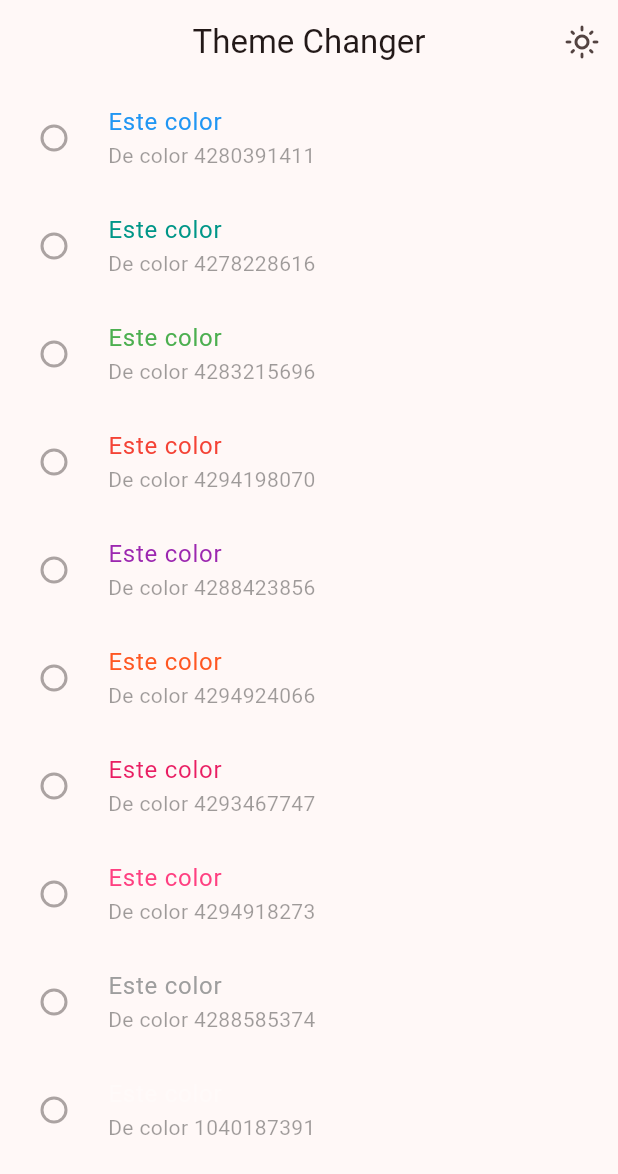
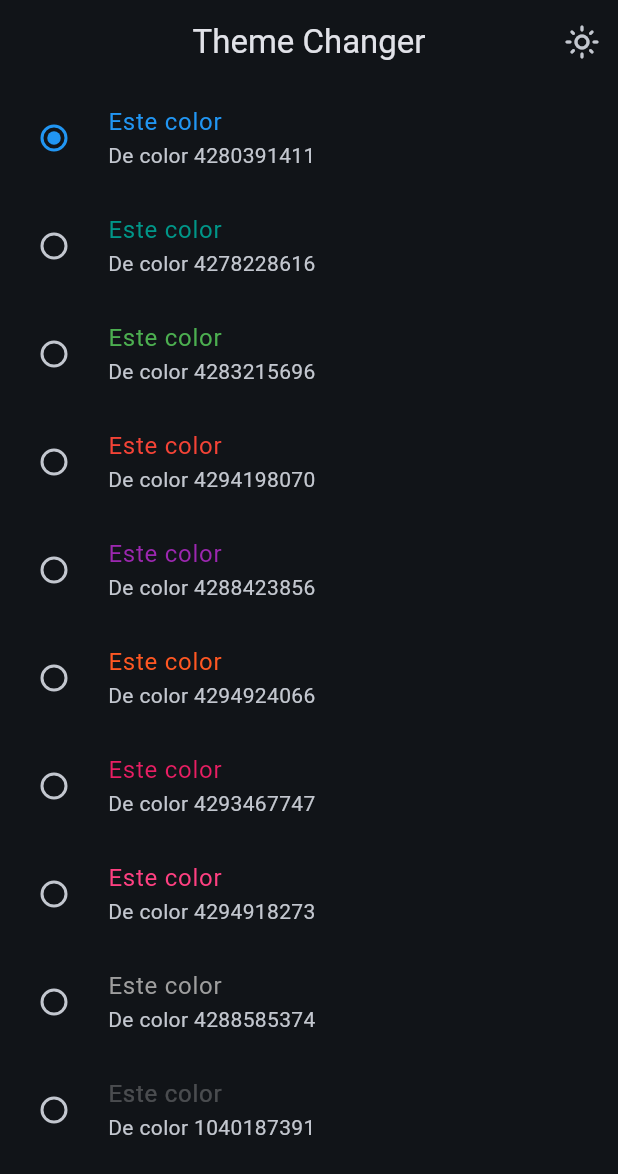
Before and after one commit to dalfonsop/flutter_4_app, a Flutter app: the ThemeChangerScreen screen opened by its route, after a tap on the "dark mode" icon, on a phone screen of 412 x 824 dp. Shown: the top 1174 px of the screen. Run offline on Flutter 3.47's test engine with Material 3 defaults, Android fonts, the phone set to English and light mode, and no system bars; our stand-ins replace animate_do, flutter_riverpod, go_router.

```diff
--- a/widgets_app/lib/config/theme/app_theme.dart
+++ b/widgets_app/lib/config/theme/app_theme.dart
@@ -16,12 +16,14 @@ const colorList = <Color>[
 
 class AppTheme {
   final int selectedColor;
+  final bool  isDarkMode;
 
-  AppTheme({this.selectedColor = 3}):assert(selectedColor >= 0, 'Selected color must be greater than zero'),
+  AppTheme({this.selectedColor = 3 , this.isDarkMode = false}):assert(selectedColor >= 0, 'Selected color must be greater than zero'),
   assert(selectedColor < colorList.length, 'Selected color must be less or equal than ${colorList.length - 1}');
 
   ThemeData getTheme() => ThemeData(
     useMaterial3: true,
+    brightness: isDarkMode ? Brightness.dark : Brightness.light,
     colorSchemeSeed: colorList[selectedColor],
     appBarTheme: AppBarTheme(
       centerTitle: true,
--- a/widgets_app/lib/main.dart
+++ b/widgets_app/lib/main.dart
@@ -2,6 +2,7 @@ import 'package:flutter/material.dart';
 import 'package:flutter_riverpod/flutter_riverpod.dart';
 import 'package:widgets_app/config/router/app_router.dart';
 import 'package:widgets_app/config/theme/app_theme.dart';
+import 'package:widgets_app/presentation/providers/theme_provider.dart';
 
 void main() {
   runApp(ProviderScope(child: MyApp())
@@ -9,17 +10,19 @@ void main() {
   );
 }
 
-class MyApp extends StatelessWidget {
+class MyApp extends ConsumerWidget {
   const MyApp({super.key});
 
   // This widget is the root of your application.
   @override
-  Widget build(BuildContext context) {
+  Widget build(BuildContext context, ref) {
+    final selectedTheme = ref.watch(selectedColorProvider);
+    final isDarkMode= ref.watch(isDarkModeProvider);
     return MaterialApp.router(
       routerConfig: appRouter,
       debugShowCheckedModeBanner: false,
       title: 'Widgets App',
-      theme: AppTheme().getTheme(),
+      theme: AppTheme(selectedColor: selectedTheme , isDarkMode: isDarkMode ).getTheme(),
     );
   }
 }
--- a/widgets_app/lib/presentation/providers/theme_provider.dart
+++ b/widgets_app/lib/presentation/providers/theme_provider.dart
@@ -3,5 +3,6 @@ import 'package:flutter_riverpod/legacy.dart';
 import 'package:widgets_app/config/theme/app_theme.dart';
 
 final isDarkModeProvider = StateProvider((ref) => false);
+final selectedColorProvider = StateProvider((ref) => 0);
 
 final colorListProvider = Provider((ref) => colorList);
--- a/widgets_app/lib/presentation/screens/theme_changer/theme_changer_screen.dart
+++ b/widgets_app/lib/presentation/screens/theme_changer/theme_changer_screen.dart
@@ -1,6 +1,5 @@
 import 'package:flutter/material.dart';
 import 'package:flutter_riverpod/flutter_riverpod.dart';
-import 'package:widgets_app/config/theme/app_theme.dart';
 import 'package:widgets_app/presentation/providers/theme_provider.dart';
 
 class ThemeChangerScreen extends ConsumerWidget {
@@ -34,13 +33,20 @@ class ThemeChangerScreen extends ConsumerWidget {
 class _ThemeChangerView extends ConsumerWidget {
   const _ThemeChangerView();
 
+
   @override
   Widget build(BuildContext context, ref) {
     final List<Color> colors = ref.watch(colorListProvider);
+    int selectedColor = ref.watch(selectedColorProvider);
 
-    return RadioGroup(
-      onChanged: (value) {},
-      groupValue: colorList,
+    return Column(
+      children: [
+        Expanded(
+          child: RadioGroup(
+            onChanged: (value) {
+              ref.read(selectedColorProvider.notifier).state = value ?? selectedColor;
+            },
+            groupValue: selectedColor,
             child: ListView.builder(
               itemCount: colors.length,
               itemBuilder: (context, index) {
@@ -49,9 +55,13 @@ class _ThemeChangerView extends ConsumerWidget {
                   title: Text('Este color', style: TextStyle(color: color)),
                   subtitle: Text('De color ${color.toARGB32()}'),
                   value: index,
+                  activeColor: color,
                 );
               },
             ),
+          ),
+        ),
+      ],
     );
   }
 }
```
Lines whose indentation alone changed are shown as unchanged.
